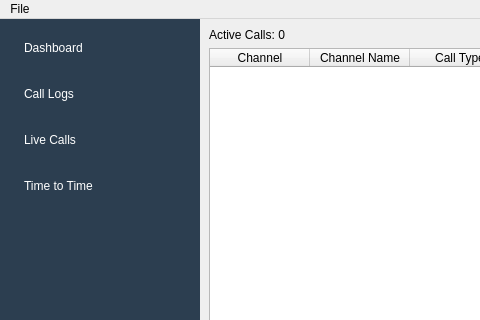
Above: mainwindow.ui from sanjayvanan/Xtend-Voice_Logger before the change; both pictures show x 0 to 480 and y 0 to 320 of the 1217 by 600 pixel window. Below: the same form after it.
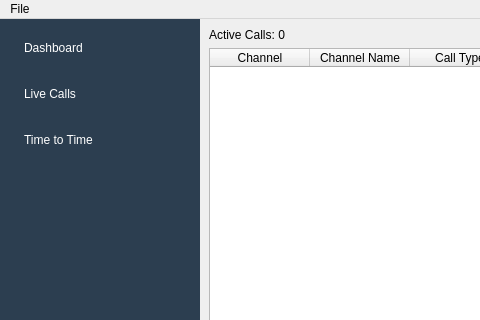
That is the form after the change.

Commit message: Removed the call logs

What changed in the file:
```diff
--- a/mainwindow.ui
+++ b/mainwindow.ui
@@ -75,33 +75,6 @@
          </property>
         </widget>
        </item>
-       <item>
-        <widget class="QPushButton" name="btnCallLogs">
-         <property name="minimumSize">
-          <size>
-           <width>0</width>
-           <height>40</height>
-          </size>
-         </property>
-         <property name="styleSheet">
-          <string notr="true">QPushButton {
-    color: white;
-    border: none;
-    text-align: left;
-    padding-left: 15px;
-}
-QPushButton:hover {
-    background-color: #34495E;
-}
-QPushButton:pressed {
-    background-color: #2980B9;
-}</string>
-         </property>
-         <property name="text">
-          <string>Call Logs</string>
-         </property>
-        </widget>
-       </item>
        <item>
         <widget class="QPushButton" name="btnLiveCalls">
          <property name="minimumSize">
```
The commit also changes 4 other files.
